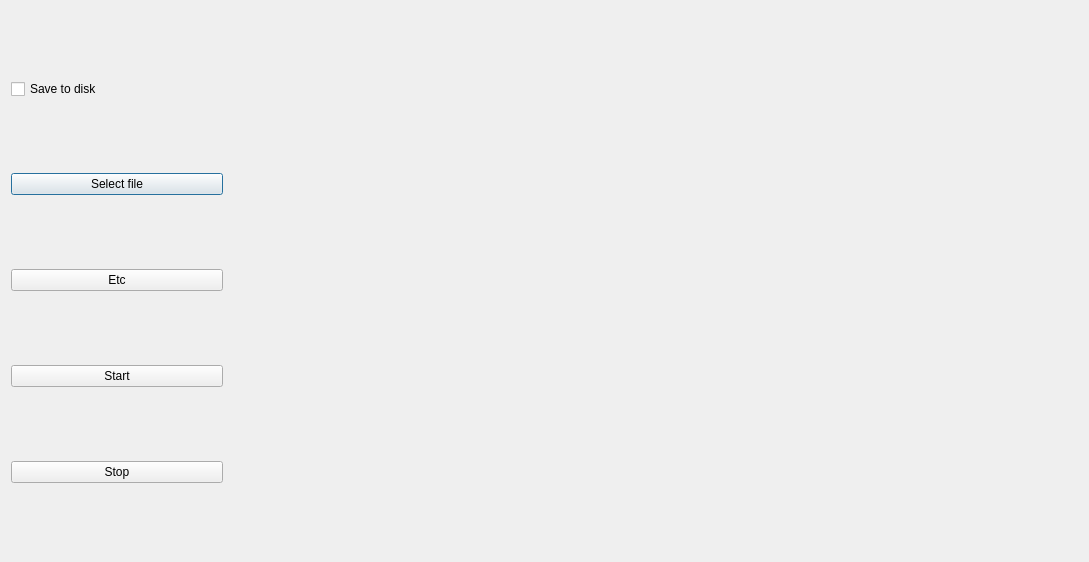
Old version of the form OCTDialog.ui in the repository djsperka/vortup.
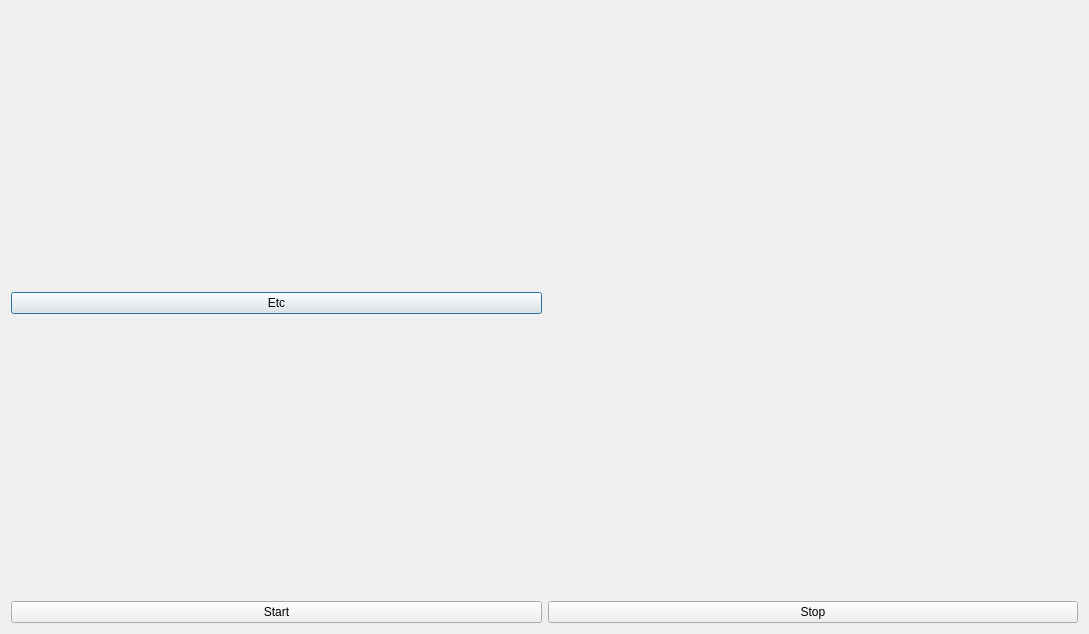
New version of the form.

The edit to the form file:
```diff
--- a/OCTDialog.ui
+++ b/OCTDialog.ui
@@ -7,36 +7,33 @@
     <x>0</x>
     <y>0</y>
     <width>1089</width>
-    <height>562</height>
+    <height>634</height>
    </rect>
   </property>
   <property name="windowTitle">
    <string>UCD OCT Dev Tool</string>
   </property>
-  <layout class="QHBoxLayout" name="horizontalLayout" stretch="1,4">
+  <layout class="QVBoxLayout" name="verticalLayout">
    <item>
-    <layout class="QVBoxLayout" name="verticalLayoutSidebar">
+    <layout class="QHBoxLayout" name="horizontalLayout_2">
      <item>
-      <widget class="QCheckBox" name="cbSaveToDisk">
-       <property name="text">
-        <string>Save to disk</string>
-       </property>
-      </widget>
+      <layout class="QVBoxLayout" name="verticalLayoutSidebar">
+       <item>
+        <widget class="QPushButton" name="pbEtc">
+         <property name="text">
+          <string>Etc</string>
+         </property>
+        </widget>
+       </item>
+      </layout>
      </item>
      <item>
-      <widget class="QPushButton" name="pbSelectFile">
-       <property name="text">
-        <string>Select file</string>
-       </property>
-      </widget>
+      <widget class="QWidget" name="widgetDummy" native="true"/>
      </item>
-     <item>
-      <widget class="QPushButton" name="pbEtc">
-       <property name="text">
-        <string>Etc</string>
-       </property>
-      </widget>
-     </item>
+    </layout>
+   </item>
+   <item>
+    <layout class="QHBoxLayout" name="horizontalLayoutStartStop">
      <item>
       <widget class="QPushButton" name="pbStart">
        <property name="text">
@@ -53,9 +50,6 @@
      </item>
     </layout>
    </item>
-   <item>
-    <widget class="QWidget" name="widgetDummy" native="true"/>
-   </item>
   </layout>
  </widget>
  <resources/>
```
